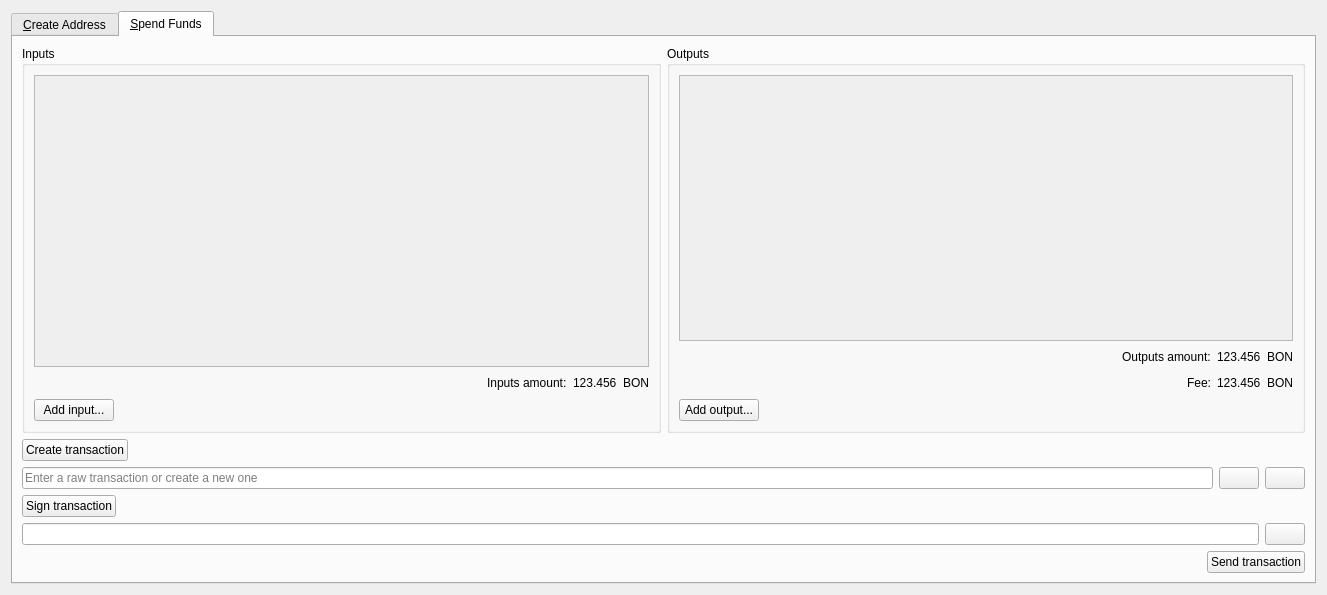
The window that src/qt/forms/multisigdialog.ui (bonpekao/bonpekao) describes before a commit, drawn with Qt 5.
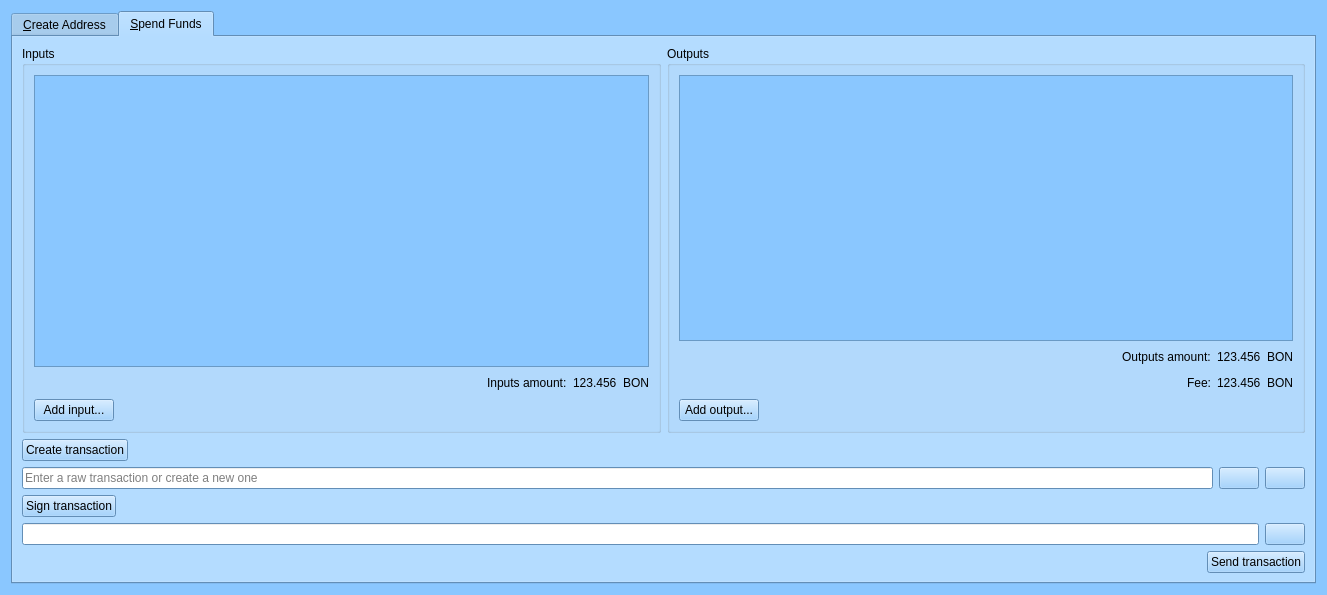
The same window after the commit. The open tabs and pages were chosen to show the change. Icons and pictures are not drawn.

The edit to the form file:
```diff
--- a/src/qt/forms/multisigdialog.ui
+++ b/src/qt/forms/multisigdialog.ui
@@ -10,6 +10,421 @@
     <height>595</height>
    </rect>
   </property>
+  <property name="palette">
+   <palette>
+    <active>
+     <colorrole role="WindowText">
+      <brush brushstyle="SolidPattern">
+       <color alpha="255">
+        <red>0</red>
+        <green>0</green>
+        <blue>0</blue>
+       </color>
+      </brush>
+     </colorrole>
+     <colorrole role="Button">
+      <brush brushstyle="SolidPattern">
+       <color alpha="255">
+        <red>138</red>
+        <green>199</green>
+        <blue>255</blue>
+       </color>
+      </brush>
+     </colorrole>
+     <colorrole role="Light">
+      <brush brushstyle="SolidPattern">
+       <color alpha="255">
+        <red>255</red>
+        <green>255</green>
+        <blue>255</blue>
+       </color>
+      </brush>
+     </colorrole>
+     <colorrole role="Midlight">
+      <brush brushstyle="SolidPattern">
+       <color alpha="255">
+        <red>196</red>
+        <green>227</green>
+        <blue>255</blue>
+       </color>
+      </brush>
+     </colorrole>
+     <colorrole role="Dark">
+      <brush brushstyle="SolidPattern">
+       <color alpha="255">
+        <red>69</red>
+        <green>99</green>
+        <blue>127</blue>
+       </color>
+      </brush>
+     </colorrole>
+     <colorrole role="Mid">
+      <brush brushstyle="SolidPattern">
+       <color alpha="255">
+        <red>92</red>
+        <green>133</green>
+        <blue>170</blue>
+       </color>
+      </brush>
+     </colorrole>
+     <colorrole role="Text">
+      <brush brushstyle="SolidPattern">
+       <color alpha="255">
+        <red>0</red>
+        <green>0</green>
+        <blue>0</blue>
+       </color>
+      </brush>
+     </colorrole>
+     <colorrole role="BrightText">
+      <brush brushstyle="SolidPattern">
+       <color alpha="255">
+        <red>255</red>
+        <green>255</green>
+        <blue>255</blue>
+       </color>
+      </brush>
+     </colorrole>
+     <colorrole role="ButtonText">
+      <brush brushstyle="SolidPattern">
+       <color alpha="255">
+        <red>0</red>
+        <green>0</green>
+        <blue>0</blue>
+       </color>
+      </brush>
+     </colorrole>
+     <colorrole role="Base">
+      <brush brushstyle="SolidPattern">
+       <color alpha="255">
+        <red>255</red>
+        <green>255</green>
+        <blue>255</blue>
+       </color>
+      </brush>
+     </colorrole>
+     <colorrole role="Window">
+      <brush brushstyle="SolidPattern">
+       <color alpha="255">
+        <red>138</red>
+        <green>199</green>
+        <blue>255</blue>
+       </color>
+      </brush>
+     </colorrole>
+     <colorrole role="Shadow">
+      <brush brushstyle="SolidPattern">
+       <color alpha="255">
+        <red>0</red>
+        <green>0</green>
+        <blue>0</blue>
+       </color>
+      </brush>
+     </colorrole>
+     <colorrole role="AlternateBase">
+      <brush brushstyle="SolidPattern">
+       <color alpha="255">
+        <red>196</red>
+        <green>227</green>
+        <blue>255</blue>
+       </color>
+      </brush>
+     </colorrole>
+     <colorrole role="ToolTipBase">
+      <brush brushstyle="SolidPattern">
+       <color alpha="255">
+        <red>255</red>
+        <green>255</green>
+        <blue>220</blue>
+       </color>
+      </brush>
+     </colorrole>
+     <colorrole role="ToolTipText">
+      <brush brushstyle="SolidPattern">
+       <color alpha="255">
+        <red>0</red>
+        <green>0</green>
+        <blue>0</blue>
+       </color>
+      </brush>
+     </colorrole>
+    </active>
+    <inactive>
+     <colorrole role="WindowText">
+      <brush brushstyle="SolidPattern">
+       <color alpha="255">
+        <red>0</red>
+        <green>0</green>
+        <blue>0</blue>
+       </color>
+      </brush>
+     </colorrole>
+     <colorrole role="Button">
+      <brush brushstyle="SolidPattern">
+       <color alpha="255">
+        <red>138</red>
+        <green>199</green>
+        <blue>255</blue>
+       </color>
+      </brush>
+     </colorrole>
+     <colorrole role="Light">
+      <brush brushstyle="SolidPattern">
+       <color alpha="255">
+        <red>255</red>
+        <green>255</green>
+        <blue>255</blue>
+       </color>
+      </brush>
+     </colorrole>
+     <colorrole role="Midlight">
+      <brush brushstyle="SolidPattern">
+       <color alpha="255">
+        <red>196</red>
+        <green>227</green>
+        <blue>255</blue>
+       </color>
+      </brush>
+     </colorrole>
+     <colorrole role="Dark">
+      <brush brushstyle="SolidPattern">
+       <color alpha="255">
+        <red>69</red>
+        <green>99</green>
+        <blue>127</blue>
+       </color>
+      </brush>
+     </colorrole>
+     <colorrole role="Mid">
+      <brush brushstyle="SolidPattern">
+       <color alpha="255">
+        <red>92</red>
+        <green>133</green>
+        <blue>170</blue>
+       </color>
+      </brush>
+     </colorrole>
+     <colorrole role="Text">
+      <brush brushstyle="SolidPattern">
+       <color alpha="255">
+        <red>0</red>
+        <green>0</green>
+        <blue>0</blue>
+       </color>
+      </brush>
+     </colorrole>
+     <colorrole role="BrightText">
+      <brush brushstyle="SolidPattern">
+       <color alpha="255">
+        <red>255</red>
+        <green>255</green>
+        <blue>255</blue>
+       </color>
+      </brush>
+     </colorrole>
+     <colorrole role="ButtonText">
+      <brush brushstyle="SolidPattern">
+       <color alpha="255">
+        <red>0</red>
+        <green>0</green>
+        <blue>0</blue>
+       </color>
+      </brush>
+     </colorrole>
+     <colorrole role="Base">
+      <brush brushstyle="SolidPattern">
+       <color alpha="255">
+        <red>255</red>
+        <green>255</green>
+        <blue>255</blue>
+       </color>
+      </brush>
+     </colorrole>
+     <colorrole role="Window">
+      <brush brushstyle="SolidPattern">
+       <color alpha="255">
+        <red>138</red>
+        <green>199</green>
+        <blue>255</blue>
+       </color>
+      </brush>
+     </colorrole>
+     <colorrole role="Shadow">
+      <brush brushstyle="SolidPattern">
+       <color alpha="255">
+        <red>0</red>
+        <green>0</green>
+        <blue>0</blue>
+       </color>
+      </brush>
+     </colorrole>
+     <colorrole role="AlternateBase">
+      <brush brushstyle="SolidPattern">
+       <color alpha="255">
+        <red>196</red>
+        <green>227</green>
+        <blue>255</blue>
+       </color>
+      </brush>
+     </colorrole>
+     <colorrole role="ToolTipBase">
+      <brush brushstyle="SolidPattern">
+       <color alpha="255">
+        <red>255</red>
+        <green>255</green>
+        <blue>220</blue>
+       </color>
+      </brush>
+     </colorrole>
+     <colorrole role="ToolTipText">
+      <brush brushstyle="SolidPattern">
+       <color alpha="255">
+        <red>0</red>
+        <green>0</green>
+        <blue>0</blue>
+       </color>
+      </brush>
+     </colorrole>
+    </inactive>
+    <disabled>
+     <colorrole role="WindowText">
+      <brush brushstyle="SolidPattern">
+       <color alpha="255">
+        <red>69</red>
+        <green>99</green>
+        <blue>127</blue>
+       </color>
+      </brush>
+     </colorrole>
+     <colorrole role="Button">
+      <brush brushstyle="SolidPattern">
+       <color alpha="255">
+        <red>138</red>
+        <green>199</green>
+        <blue>255</blue>
+       </color>
+      </brush>
+     </colorrole>
+     <colorrole role="Light">
+      <brush brushstyle="SolidPattern">
+       <color alpha="255">
+        <red>255</red>
+        <green>255</green>
+        <blue>255</blue>
+       </color>
+      </brush>
+     </colorrole>
+     <colorrole role="Midlight">
+      <brush brushstyle="SolidPattern">
+       <color alpha="255">
+        <red>196</red>
+        <green>227</green>
+        <blue>255</blue>
+       </color>
+      </brush>
+     </colorrole>
+     <colorrole role="Dark">
+      <brush brushstyle="SolidPattern">
+       <color alpha="255">
+        <red>69</red>
+        <green>99</green>
+        <blue>127</blue>
+       </color>
+      </brush>
+     </colorrole>
+     <colorrole role="Mid">
+      <brush brushstyle="SolidPattern">
+       <color alpha="255">
+        <red>92</red>
+        <green>133</green>
+        <blue>170</blue>
+       </color>
+      </brush>
+     </colorrole>
+     <colorrole role="Text">
+      <brush brushstyle="SolidPattern">
+       <color alpha="255">
+        <red>69</red>
+        <green>99</green>
+        <blue>127</blue>
+       </color>
+      </brush>
+     </colorrole>
+     <colorrole role="BrightText">
+      <brush brushstyle="SolidPattern">
+       <color alpha="255">
+        <red>255</red>
+        <green>255</green>
+        <blue>255</blue>
+       </color>
+      </brush>
+     </colorrole>
+     <colorrole role="ButtonText">
+      <brush brushstyle="SolidPattern">
+       <color alpha="255">
+        <red>69</red>
+        <green>99</green>
+        <blue>127</blue>
+       </color>
+      </brush>
+     </colorrole>
+     <colorrole role="Base">
+      <brush brushstyle="SolidPattern">
+       <color alpha="255">
+        <red>138</red>
+        <green>199</green>
+        <blue>255</blue>
+       </color>
+      </brush>
+     </colorrole>
+     <colorrole role="Window">
+      <brush brushstyle="SolidPattern">
+       <color alpha="255">
+        <red>138</red>
+        <green>199</green>
+        <blue>255</blue>
+       </color>
+      </brush>
+     </colorrole>
+     <colorrole role="Shadow">
+      <brush brushstyle="SolidPattern">
+       <color alpha="255">
+        <red>0</red>
+        <green>0</green>
+        <blue>0</blue>
+       </color>
+      </brush>
+     </colorrole>
+     <colorrole role="AlternateBase">
+      <brush brushstyle="SolidPattern">
+       <color alpha="255">
+        <red>138</red>
+        <green>199</green>
+        <blue>255</blue>
+       </color>
+      </brush>
+     </colorrole>
+     <colorrole role="ToolTipBase">
+      <brush brushstyle="SolidPattern">
+       <color alpha="255">
+        <red>255</red>
+        <green>255</green>
+        <blue>220</blue>
+       </color>
+      </brush>
+     </colorrole>
+     <colorrole role="ToolTipText">
+      <brush brushstyle="SolidPattern">
+       <color alpha="255">
+        <red>0</red>
+        <green>0</green>
+        <blue>0</blue>
+       </color>
+      </brush>
+     </colorrole>
+    </disabled>
+   </palette>
+  </property>
   <property name="windowTitle">
    <string>Multisig</string>
   </property>
@@ -339,8 +754,8 @@
                   <rect>
                    <x>0</x>
                    <y>0</y>
-                   <width>616</width>
-                   <height>271</height>
+                   <width>98</width>
+                   <height>28</height>
                   </rect>
                  </property>
                  <layout class="QVBoxLayout" name="verticalLayout_4">
@@ -458,8 +873,8 @@
                   <rect>
                    <x>0</x>
                    <y>0</y>
-                   <width>615</width>
-                   <height>243</height>
+                   <width>98</width>
+                   <height>28</height>
                   </rect>
                  </property>
                  <layout class="QVBoxLayout" name="verticalLayout_5">
```
